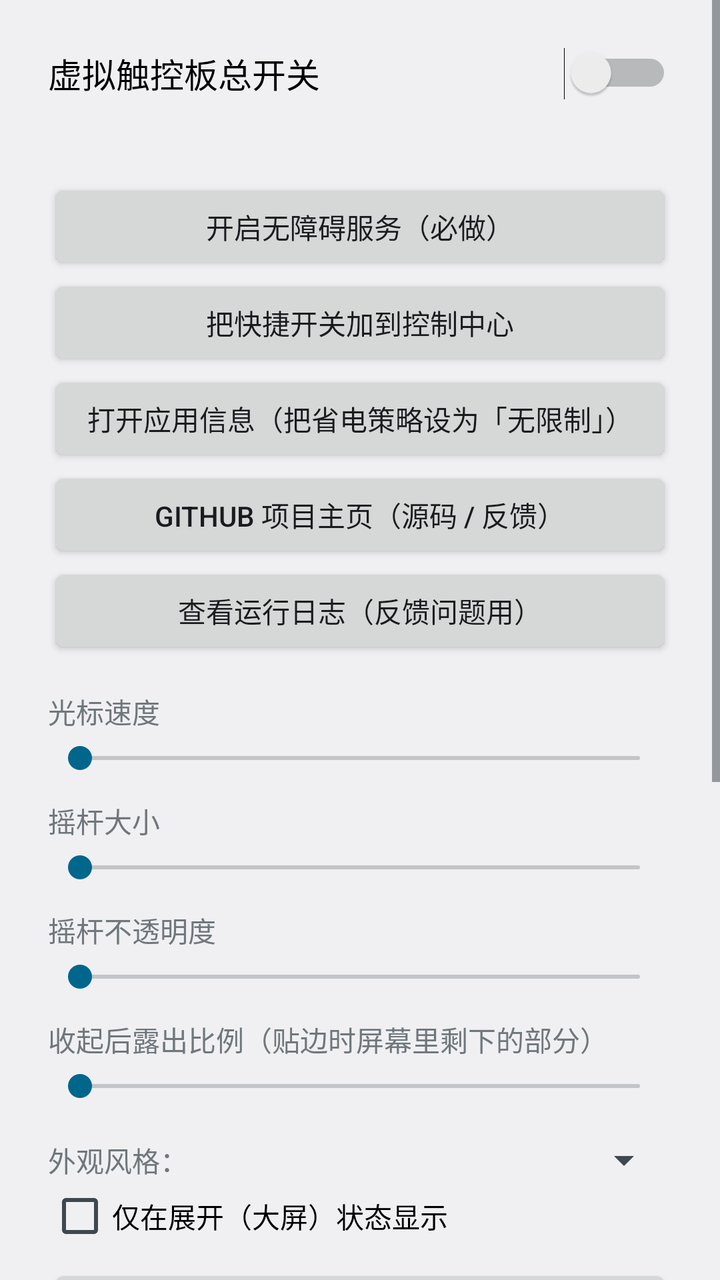
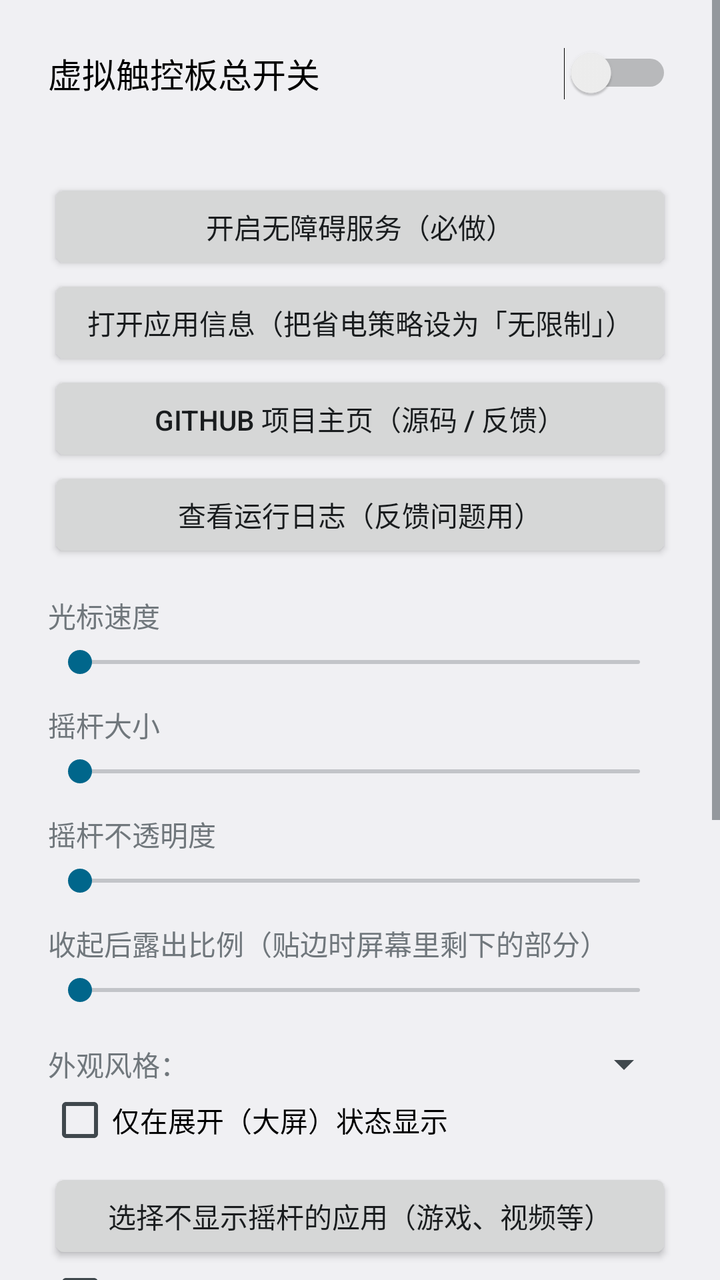

Before-and-after screenshots of an Android layout around one commit, followed by the original layout XML and the change that was made.
<!-- AndroidManifest.xml: application theme android:Theme.DeviceDefault.Light.NoActionBar -->
<!-- res/layout/activity_main.xml -->
<?xml version="1.0" encoding="utf-8"?>
<ScrollView xmlns:android="http://schemas.android.com/apk/res/android"
    android:layout_width="match_parent"
    android:layout_height="match_parent"
    android:fitsSystemWindows="true"
    android:clipToPadding="false">

    <LinearLayout
        android:layout_width="match_parent"
        android:layout_height="wrap_content"
        android:orientation="vertical"
        android:padding="24dp">

        <Switch
            android:id="@+id/swMaster"
            android:layout_width="match_parent"
            android:layout_height="wrap_content"
            android:paddingBottom="8dp"
            android:text="虚拟触控板总开关"
            android:textSize="17sp" />

        <TextView
            android:id="@+id/tvStatus"
            android:layout_width="match_parent"
            android:layout_height="wrap_content"
            android:textSize="15sp"
            android:paddingBottom="12dp" />

        <Button
            android:id="@+id/btnSettings"
            android:layout_width="match_parent"
            android:layout_height="wrap_content"
            android:text="开启无障碍服务（必做）" />

        <Button
            android:id="@+id/btnTile"
            android:layout_width="match_parent"
            android:layout_height="wrap_content"
            android:text="把快捷开关加到控制中心" />

        <Button
            android:id="@+id/btnAutostart"
            android:layout_width="match_parent"
            android:layout_height="wrap_content"
            android:text="打开应用信息（把省电策略设为「无限制」）" />

        <Button
            android:id="@+id/btnGithub"
            android:layout_width="match_parent"
            android:layout_height="wrap_content"
            android:text="GitHub 项目主页（源码 / 反馈）" />

        <Button
            android:id="@+id/btnLog"
            android:layout_width="match_parent"
            android:layout_height="wrap_content"
            android:text="查看运行日志（反馈问题用）" />

        <TextView
            android:layout_width="match_parent"
            android:layout_height="wrap_content"
            android:paddingTop="16dp"
            android:paddingBottom="4dp"
            android:text="光标速度" />

        <SeekBar
            android:id="@+id/sbSpeed"
            android:layout_width="match_parent"
            android:layout_height="wrap_content" />

        <TextView
            android:layout_width="match_parent"
            android:layout_height="wrap_content"
            android:paddingTop="12dp"
            android:paddingBottom="4dp"
            android:text="摇杆大小" />

        <SeekBar
            android:id="@+id/sbSize"
            android:layout_width="match_parent"
            android:layout_height="wrap_content" />

        <TextView
            android:layout_width="match_parent"
            android:layout_height="wrap_content"
            android:paddingTop="12dp"
            android:paddingBottom="4dp"
            android:text="摇杆不透明度" />

        <SeekBar
            android:id="@+id/sbAlpha"
            android:layout_width="match_parent"
            android:layout_height="wrap_content" />

        <TextView
            android:layout_width="match_parent"
            android:layout_height="wrap_content"
            android:paddingTop="12dp"
            android:paddingBottom="4dp"
            android:text="收起后露出比例（贴边时屏幕里剩下的部分）" />

        <SeekBar
            android:id="@+id/sbReveal"
            android:layout_width="match_parent"
            android:layout_height="wrap_content" />

        <LinearLayout
            android:layout_width="match_parent"
            android:layout_height="wrap_content"
            android:layout_marginTop="16dp"
            android:orientation="horizontal"
            android:gravity="center_vertical">

            <TextView
                android:layout_width="wrap_content"
                android:layout_height="wrap_content"
                android:text="外观风格：" />

            <Spinner
                android:id="@+id/spStyle"
                android:layout_width="0dp"
                android:layout_weight="1"
                android:layout_height="wrap_content" />
        </LinearLayout>

        <CheckBox
            android:id="@+id/cbUnfolded"
            android:layout_width="match_parent"
            android:layout_height="wrap_content"
            android:text="仅在展开（大屏）状态显示" />

        <Button
            android:id="@+id/btnHiddenApps"
            android:layout_width="match_parent"
            android:layout_height="wrap_content"
            android:layout_marginTop="8dp"
            android:text="选择不显示摇杆的应用（游戏、视频等）" />

        <CheckBox
            android:id="@+id/cbFullscreen"
            android:layout_width="match_parent"
            android:layout_height="wrap_content"
            android:text="全屏视频 / 游戏时自动隐藏" />

        <CheckBox
            android:id="@+id/cbRecents"
            android:layout_width="match_parent"
            android:layout_height="wrap_content"
            android:text="在安卓任务列表中隐藏" />

        <TextView
            android:layout_width="match_parent"
            android:layout_height="wrap_content"
            android:paddingBottom="4dp"
            android:text="建议先锁定后台，再打开这个隐藏开关。"
            android:textSize="13sp" />

        <TextView
            android:layout_width="match_parent"
            android:layout_height="wrap_content"
            android:paddingTop="20dp"
            android:text="使用说明：拇指在摇杆上滑动＝移动光标；轻点（不移动、0.3 秒内松手）＝单击；按住摇杆中心不动约 0.4 秒再松手＝长按；按住外圈满 3 秒（会有一次轻振）后即可拖动摇杆到新位置；闲置 10 秒摇杆自动缩到一半并贴到屏幕边缘、只露出一小截，点一下即恢复原位置。锁屏、输入法、通知栏、全屏视频与游戏时自动隐藏。"
            android:textSize="13sp" />

        <TextView
            android:layout_width="match_parent"
            android:layout_height="wrap_content"
            android:paddingTop="12dp"
            android:text="小米 / HyperOS 提示：若「自启动」页打不开，请手动到「设置 → 应用设置 → 应用管理 → 虚拟触控板 → 权限管理」允许「后台弹出界面」，「自启动」打开，「省电策略」设为不限制；再从最近任务里下拉卡片锁定后台，避免服务被杀。"
            android:textSize="13sp" />
    </LinearLayout>
</ScrollView>
<!-- resources referenced by this layout -->
<resources>

</resources>

<!-- the commit's change to res/layout/activity_main.xml (unified diff, before → after) -->
@@ -31,12 +31,6 @@
             android:layout_width="match_parent"
             android:layout_height="wrap_content"
             android:text="开启无障碍服务（必做）" />
-
-        <Button
-            android:id="@+id/btnTile"
-            android:layout_width="match_parent"
-            android:layout_height="wrap_content"
-            android:text="把快捷开关加到控制中心" />
 
         <Button
             android:id="@+id/btnAutostart"
